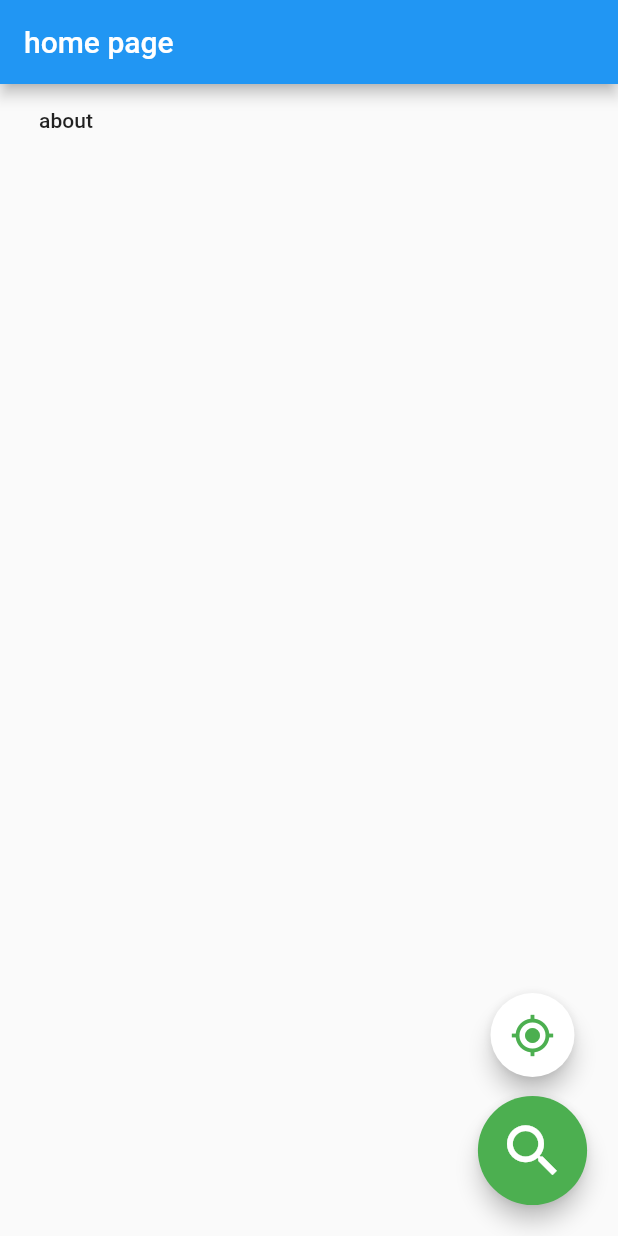
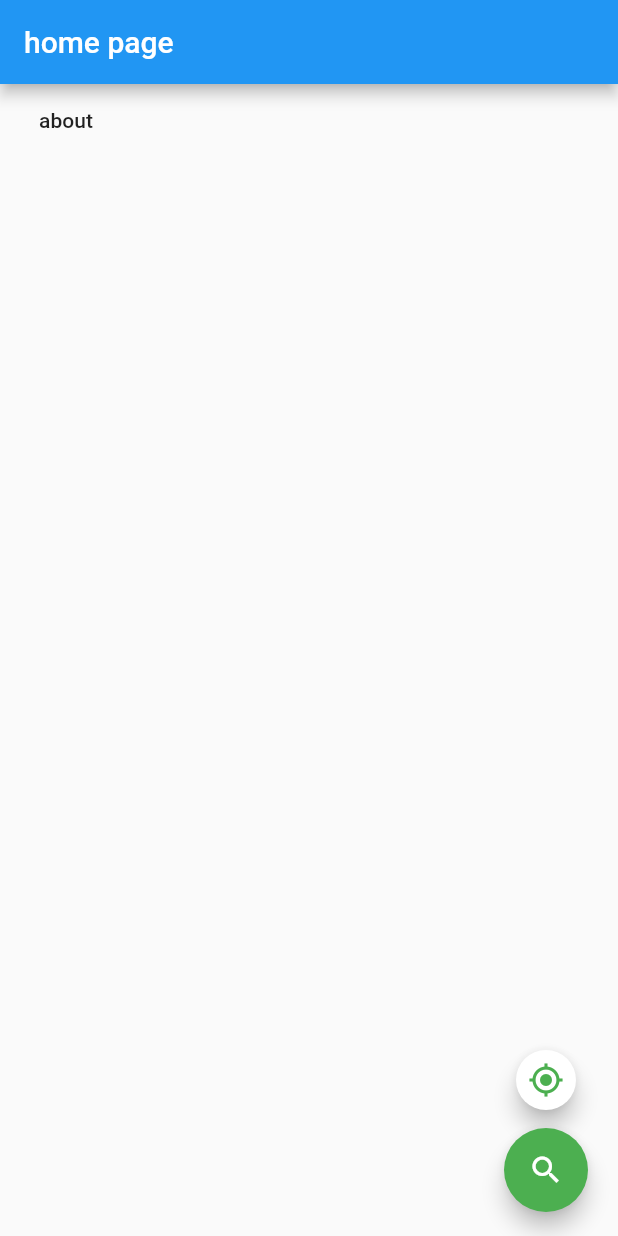
Before and after one commit to matyjb/KampusSGGW2.0, a Flutter app: the screen it shows after launch, on a phone screen of 412 x 824 dp. Run offline on Flutter 3.47's test engine with Material 2 defaults, Android fonts, the phone set to English and light mode, and no system bars.

Commit message:
really small refactor

```diff
--- a/kampus_sggw/lib/pages/home_page.dart
+++ b/kampus_sggw/lib/pages/home_page.dart
@@ -19,28 +19,21 @@ class HomePage extends StatelessWidget {
           Padding(
             padding: const EdgeInsets.all(8.0),
             child: FloatingActionButton(
+              mini: true,
               onPressed: () {},
               foregroundColor: Colors.green[500],
               backgroundColor: Colors.white,
               child: Icon(
                 Icons.my_location,
-                size: 30,
               ),
             ),
           ),
-          Transform.scale(
-            scale: 1.3,
-            child: Padding(
-              padding: const EdgeInsets.all(13.0),
-              child: FloatingActionButton(
-                backgroundColor: Colors.green[500],
-                child: Icon(
-                  Icons.search,
-                  size: 35,
-                ),
-                onPressed: () {},
-              ),
+          FloatingActionButton(
+            backgroundColor: Colors.green[500],
+            child: Icon(
+              Icons.search,
             ),
+            onPressed: () {},
           ),
         ],
       ),
```
